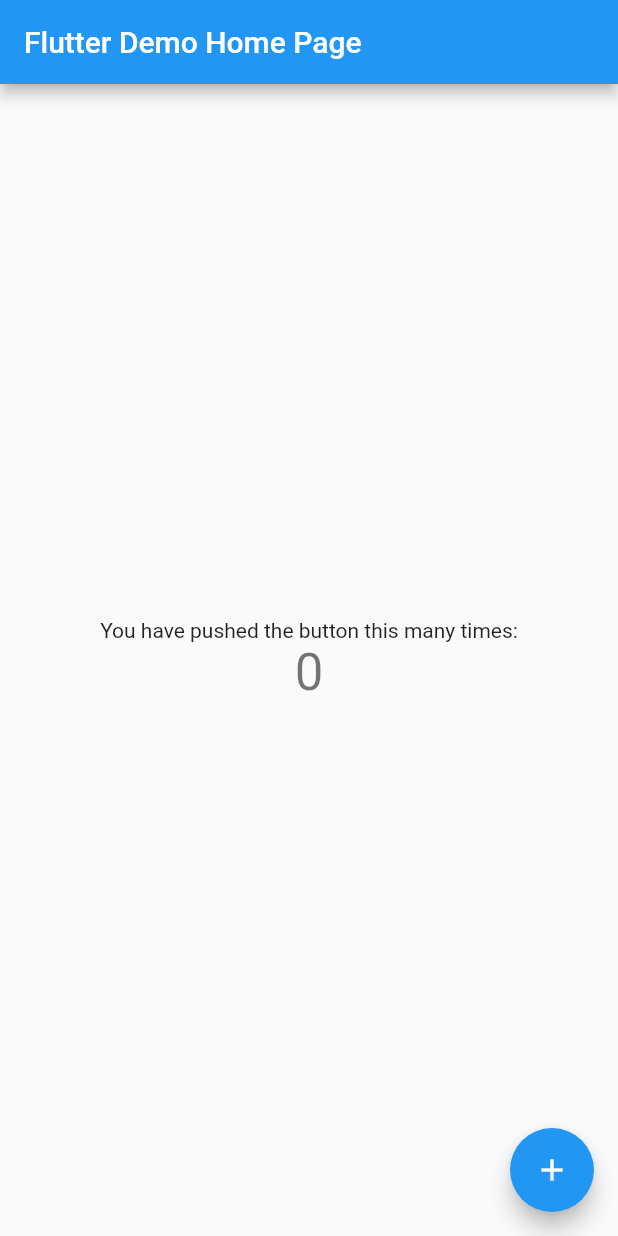
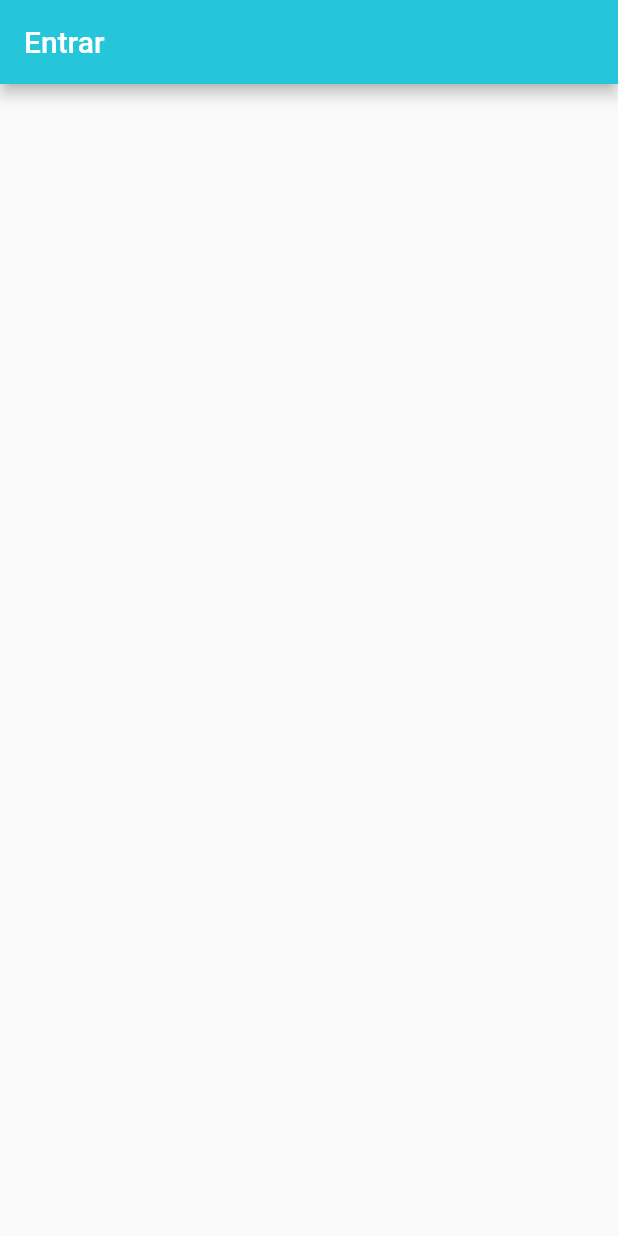
Before and after one commit to weslly99/cloneblablacar, a Flutter app: the screen it shows after launch, on a phone screen of 412 x 824 dp. Run offline on Flutter 3.47's test engine with Material 2 defaults, Android fonts, the phone set to English and light mode, and no system bars.

Commit message:
separation of screen

```diff
--- a/lib/main.dart
+++ b/lib/main.dart
@@ -1,111 +1,21 @@
 import 'package:flutter/material.dart';
+import 'widgets/login/login-view.dart';
+import 'package:flutter/services.dart';
 
 void main() => runApp(MyApp());
 
 class MyApp extends StatelessWidget {
-  // This widget is the root of your application.
   @override
   Widget build(BuildContext context) {
+    SystemChrome.setSystemUIOverlayStyle(SystemUiOverlayStyle.light.copyWith(
+      statusBarColor: Colors.cyan
+    ));
     return MaterialApp(
       title: 'Flutter Demo',
       theme: ThemeData(
-        // This is the theme of your application.
-        //
-        // Try running your application with "flutter run". You'll see the
-        // application has a blue toolbar. Then, without quitting the app, try
-        // changing the primarySwatch below to Colors.green and then invoke
-        // "hot reload" (press "r" in the console where you ran "flutter run",
-        // or simply save your changes to "hot reload" in a Flutter IDE).
-        // Notice that the counter didn't reset back to zero; the application
-        // is not restarted.
         primarySwatch: Colors.blue,
       ),
-      home: MyHomePage(title: 'Flutter Demo Home Page'),
+      home: LoginView()
     );
   }
 }
-
-class MyHomePage extends StatefulWidget {
-  MyHomePage({Key key, this.title}) : super(key: key);
-
-  // This widget is the home page of your application. It is stateful, meaning
-  // that it has a State object (defined below) that contains fields that affect
-  // how it looks.
-
-  // This class is the configuration for the state. It holds the values (in this
-  // case the title) provided by the parent (in this case the App widget) and
-  // used by the build method of the State. Fields in a Widget subclass are
-  // always marked "final".
-
-  final String title;
-
-  @override
-  _MyHomePageState createState() => _MyHomePageState();
-}
-
-class _MyHomePageState extends State<MyHomePage> {
-  int _counter = 0;
-
-  void _incrementCounter() {
-    setState(() {
-      // This call to setState tells the Flutter framework that something has
-      // changed in this State, which causes it to rerun the build method below
-      // so that the display can reflect the updated values. If we changed
-      // _counter without calling setState(), then the build method would not be
-      // called again, and so nothing would appear to happen.
-      _counter++;
-    });
-  }
-
-  @override
-  Widget build(BuildContext context) {
-    // This method is rerun every time setState is called, for instance as done
-    // by the _incrementCounter method above.
-    //
-    // The Flutter framework has been optimized to make rerunning build methods
-    // fast, so that you can just rebuild anything that needs updating rather
-    // than having to individually change instances of widgets.
-    return Scaffold(
-      appBar: AppBar(
-        // Here we take the value from the MyHomePage object that was created by
-        // the App.build method, and use it to set our appbar title.
-        title: Text(widget.title),
-      ),
-      body: Center(
-        // Center is a layout widget. It takes a single child and positions it
-        // in the middle of the parent.
-        child: Column(
-          // Column is also layout widget. It takes a list of children and
-          // arranges them vertically. By default, it sizes itself to fit its
-          // children horizontally, and tries to be as tall as its parent.
-          //
-          // Invoke "debug painting" (press "p" in the console, choose the
-          // "Toggle Debug Paint" action from the Flutter Inspector in Android
-          // Studio, or the "Toggle Debug Paint" command in Visual Studio Code)
-          // to see the wireframe for each widget.
-          //
-          // Column has various properties to control how it sizes itself and
-          // how it positions its children. Here we use mainAxisAlignment to
-          // center the children vertically; the main axis here is the vertical
-          // axis because Columns are vertical (the cross axis would be
-          // horizontal).
-          mainAxisAlignment: MainAxisAlignment.center,
-          children: <Widget>[
-            Text(
-              'You have pushed the button this many times:',
-            ),
-            Text(
-              '$_counter',
-              style: Theme.of(context).textTheme.display1,
-            ),
-          ],
-        ),
-      ),
-      floatingActionButton: FloatingActionButton(
-        onPressed: _incrementCounter,
-        tooltip: 'Increment',
-        child: Icon(Icons.add),
-      ), // This trailing comma makes auto-formatting nicer for build methods.
-    );
-  }
-}
--- /dev/null
+++ b/lib/widgets/login/login-view.dart
@@ -0,0 +1,20 @@
+import 'package:flutter/material.dart';
+
+class LoginView extends StatelessWidget {
+  @override
+  Widget build(BuildContext context) {
+    return Scaffold(
+      appBar:_appBar(),
+      body: Container(
+
+      ),
+    );
+  }
+
+  _appBar(){
+    return AppBar(
+      backgroundColor: Colors.cyan[400],
+      title: Text("Entrar"),
+    );
+  }
+}
```
Also changed, not shown: lib/widgets/login/login-controller.dart (added).
